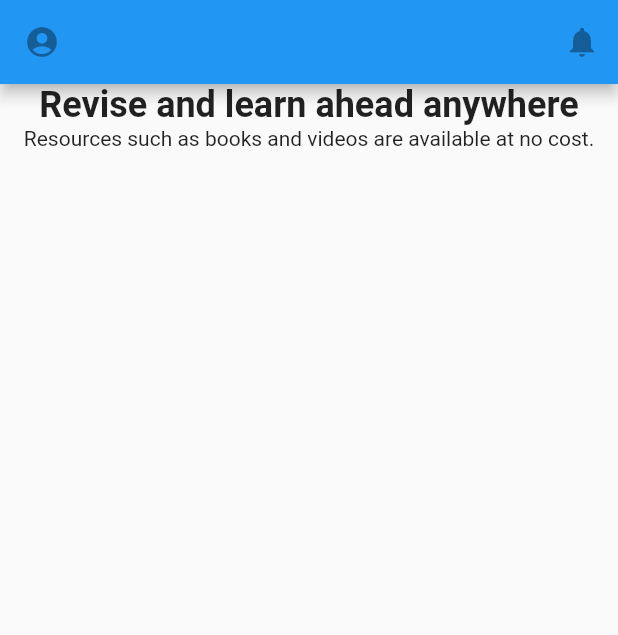
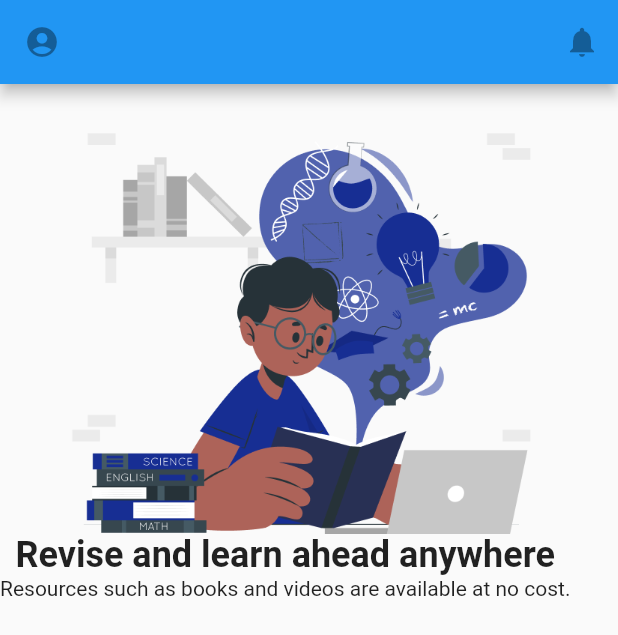
Before and after one commit to eaPeter/Accra_International_School_FlutterApp, a Flutter app: the screen it shows after launch, on a phone screen of 412 x 824 dp. Shown: the top 635 px of the screen. Run offline on Flutter 3.47's test engine with Material 2 defaults, Android fonts, the phone set to English and light mode, and no system bars.

Commit message:
fixed errors

```diff
--- a/lib/main.dart
+++ b/lib/main.dart
@@ -18,22 +18,22 @@ class MyApp extends StatelessWidget {
             actions: const <Widget>[
               IconButton(onPressed: null, icon: Icon(Icons.notifications))
             ]),
-        body: Center(
+        body: Container(
           child: Column(
-            children: const [
-              // Image.asset(
-              //   'assets/images/splash1.png',
-              //   width: 327.61,
-              //   height: 300,
-              // ),
-              Text(
+            children: [
+              Image.asset(
+                'assets/images/onboarding1.png',
+                width: 327.61,
+                height: 300,
+              ),
+              const Text(
                 "Revise and learn ahead anywhere",
                 style: TextStyle(
                   fontSize: 24,
                   fontWeight: FontWeight.w600,
                 ),
               ),
-              Text(
+              const Text(
                 "Resources such as books and videos are available at no cost.",
                 style: TextStyle(fontSize: 14),
               )
```
Also changed, not shown: assets/images/onboarding1.png (renamed from assets/images/splash1.png).
